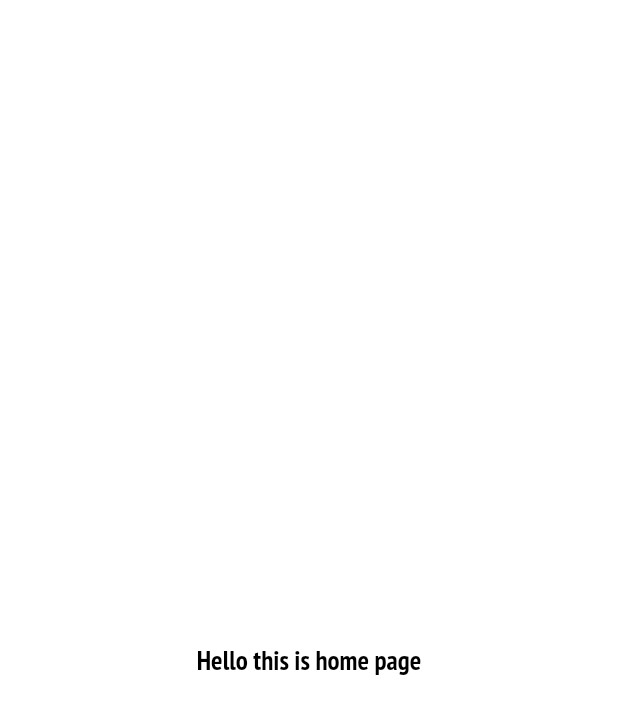
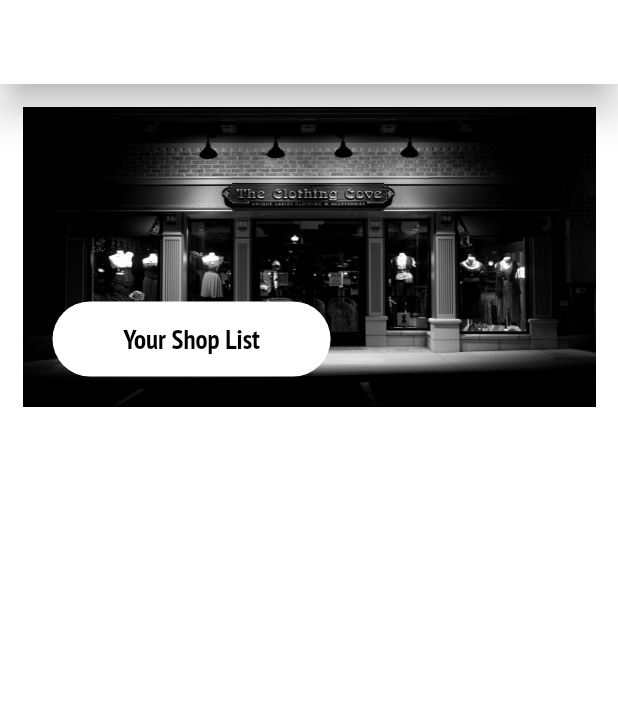
Before and after one commit to Neloy-SWE/Shop-Management, a Flutter app: the HomePage screen opened directly, on a phone screen of 412 x 824 dp. Shown: the top 714 px of the screen. Run offline on Flutter 3.47's test engine with Material 2 defaults, Android fonts, the phone set to English and light mode, and no system bars; our stand-ins replace flutter_riverpod, shared_preferences; accounts and stored records are empty.

Commit message:
home page working on

```diff
--- a/lib/screens/screen_homepage.dart
+++ b/lib/screens/screen_homepage.dart
@@ -1,7 +1,9 @@
 import 'package:flutter/material.dart';
 import 'package:shop_management/screens/authentication/screen_login.dart';
 import 'package:shop_management/utilities/all_text.dart';
+import 'package:shop_management/utilities/app_size.dart';
 import '../components/custom_dialogue.dart';
+import '../utilities/image_path.dart';
 
 class HomePage extends StatefulWidget {
   const HomePage({Key? key}) : super(key: key);
@@ -25,9 +27,39 @@ class _HomePageState extends State<HomePage> {
       child: Scaffold(
         appBar: AppBar(
           automaticallyImplyLeading: false,
+          elevation: 10,
         ),
-        body: const Center(
-          child: Text("Hello this is home page"),
+        body: ListView(
+          padding: MyPadding.appPadding,
+          children: [
+            Container(
+              height: 200,
+              width: double.infinity,
+              padding: const EdgeInsets.all(20),
+              alignment: Alignment.bottomLeft,
+              decoration: const BoxDecoration(
+                image: DecorationImage(
+                  image: AssetImage(
+                    ImagePath.shop,
+                  ),
+                  fit: BoxFit.fill,
+                ),
+              ),
+              child: Container(
+                height: 50,
+                width: MediaQuery.of(context).size.width * .45,
+                alignment: Alignment.center,
+                decoration: const BoxDecoration(
+                    color: Colors.white,
+                    borderRadius: BorderRadius.all(
+                      Radius.circular(
+                        50,
+                      ),
+                    ),),
+                child: Text(AllTexts.yourShopList, textAlign: TextAlign.center, style: Theme.of(context).textTheme.bodyText2,),
+              ),
+            ),
+          ],
         ),
       ),
     );
@@ -35,10 +67,10 @@ class _HomePageState extends State<HomePage> {
 
   void dialogueNav() {
     Navigator.of(context).pop();
-      Navigator.of(context).pushReplacement(
-        MaterialPageRoute(
-          builder: (builder) => const Login(),
-        ),
-      );
+    Navigator.of(context).pushReplacement(
+      MaterialPageRoute(
+        builder: (builder) => const Login(),
+      ),
+    );
   }
 }
--- a/lib/utilities/all_text.dart
+++ b/lib/utilities/all_text.dart
@@ -40,4 +40,5 @@ class AllTexts {
   static const String resetPassFail = "Reset password failed";
   static const String exitApp = "Exit App";
   static const String exitAppSub = "Are you sure you want to exit app ?";
+  static const String yourShopList = "Your Shop List";
 }
--- a/lib/utilities/image_path.dart
+++ b/lib/utilities/image_path.dart
@@ -1,3 +1,4 @@
 class ImagePath {
   static const String splash = "assets/images/splash.png";
+  static const String shop = "assets/images/shop.jpg";
 }
```
Also changed, not shown: assets/images/shop.jpg (added).
